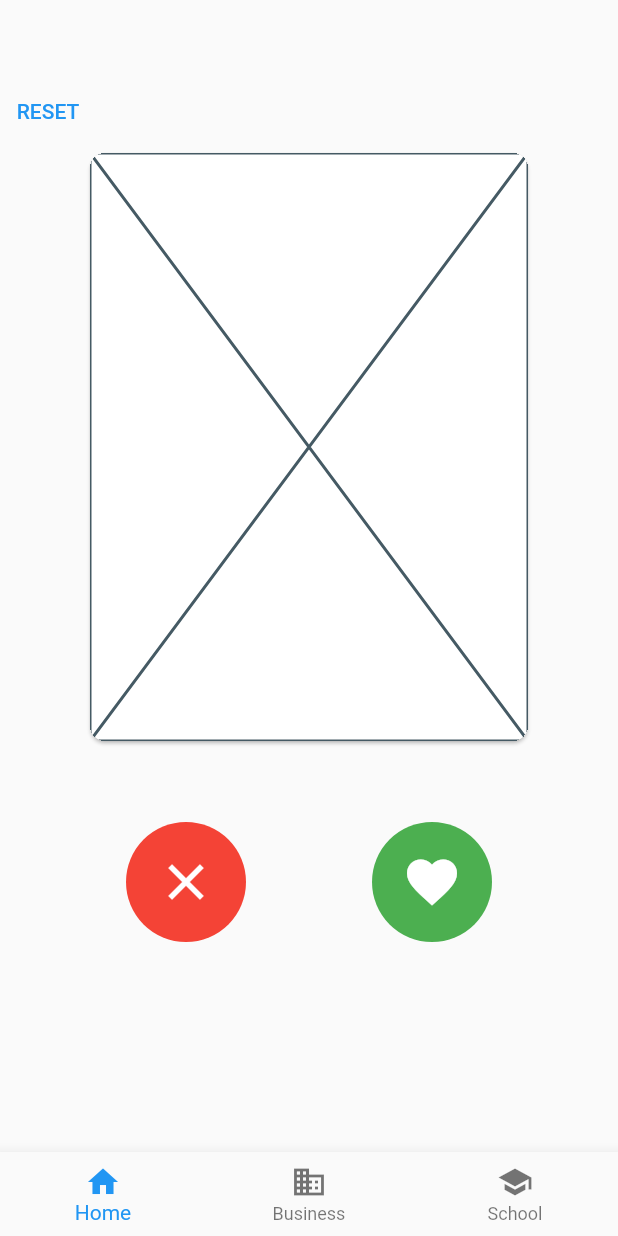
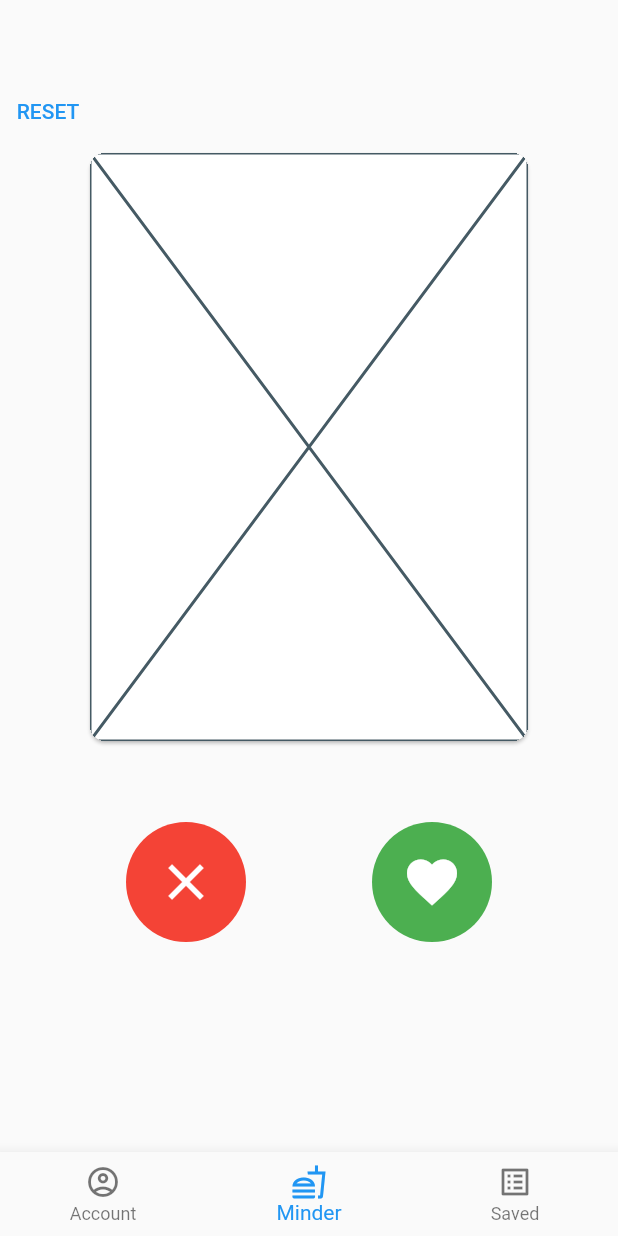
Before and after one commit to ShiraZull/Minder, a Flutter app: the HomePage screen opened directly, on a phone screen of 412 x 824 dp. Run offline on Flutter 3.47's test engine with Material 2 defaults, Android fonts, the light colour scheme and no system bars; our stand-ins replace shared_preferences; accounts and stored records are empty.

Commit message:
update navigation bar visuals

```diff
--- a/minder/lib/app/homePage.dart
+++ b/minder/lib/app/homePage.dart
@@ -81,18 +81,19 @@ class HomePage extends StatelessWidget {
         ],
       ),
       bottomNavigationBar: BottomNavigationBar(
+        currentIndex: 1,
         items: const <BottomNavigationBarItem>[
           BottomNavigationBarItem(
-            icon: Icon(Icons.home),
-            label: 'Home',
+            icon: Icon(Icons.account_circle_outlined),
+            label: 'Account',
           ),
           BottomNavigationBarItem(
-            icon: Icon(Icons.business),
-            label: 'Business',
+            icon: Icon(Icons.fastfood_outlined),
+            label: 'Minder',
           ),
           BottomNavigationBarItem(
-            icon: Icon(Icons.school),
-            label: 'School',
+            icon: Icon(Icons.list_alt),
+            label: 'Saved',
           ),
         ],
       ),
```
